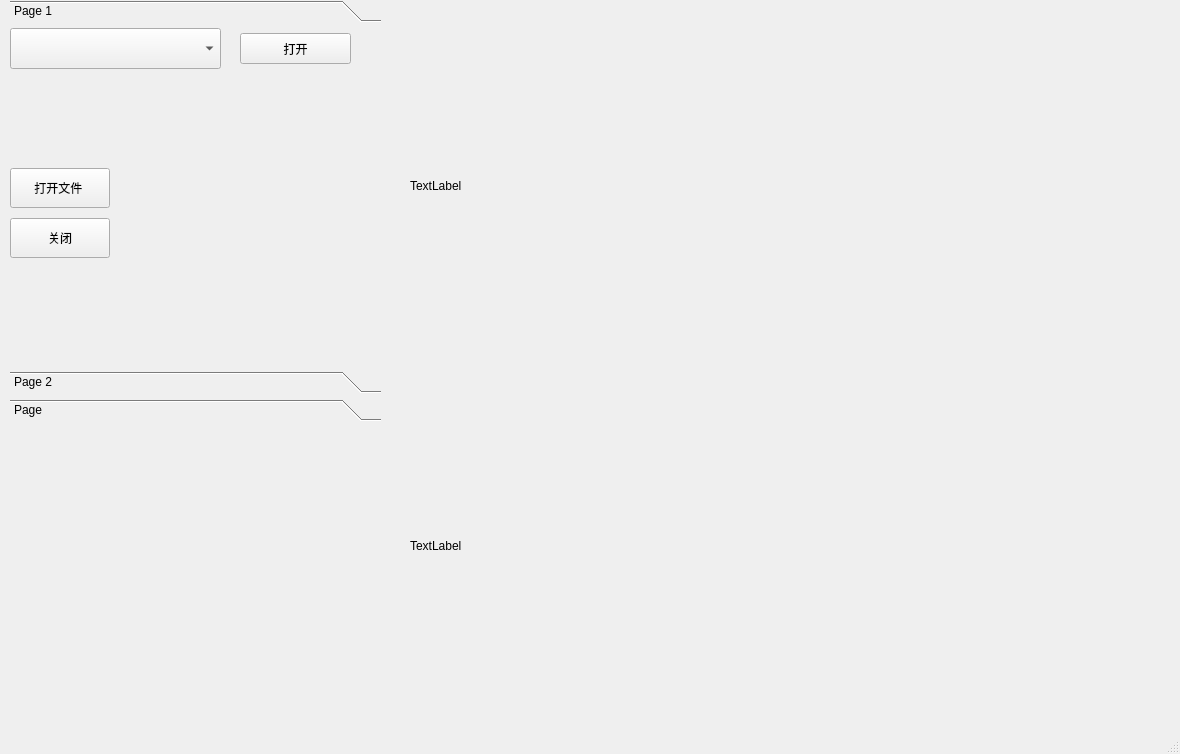
Qt form mainwindow.ui (choushunn/MXKJ_Detection) before a commit.
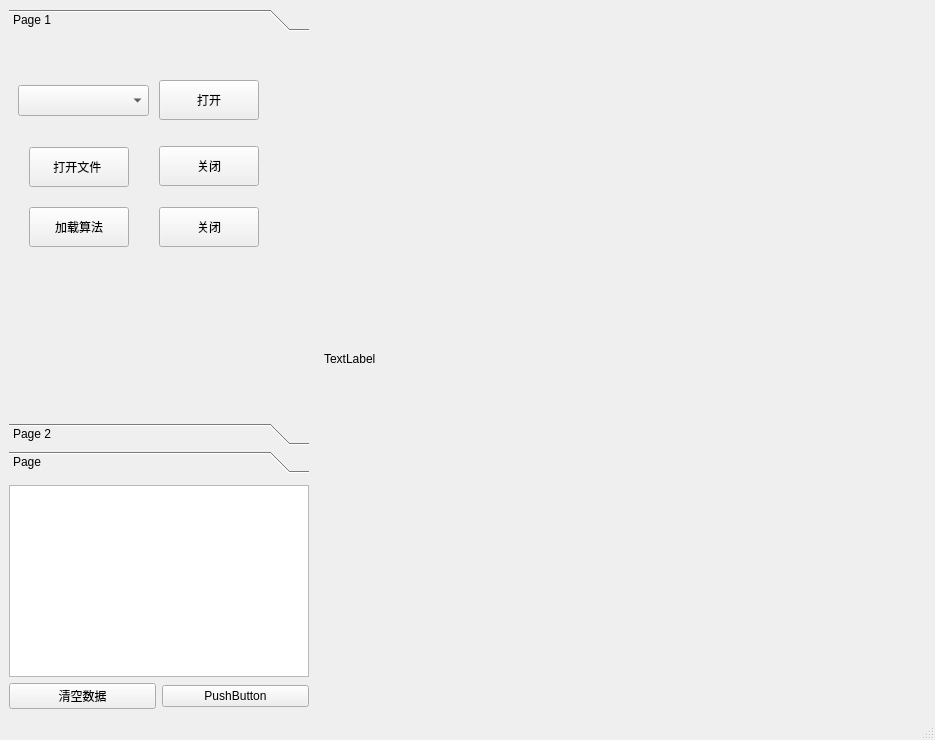
The same form after that commit.

Commit message: add camera class

The edit to the form file:
```diff
--- a/mainwindow.ui
+++ b/mainwindow.ui
@@ -6,22 +6,94 @@
    <rect>
     <x>0</x>
     <y>0</y>
-    <width>1180</width>
-    <height>754</height>
+    <width>935</width>
+    <height>740</height>
    </rect>
   </property>
   <property name="windowTitle">
    <string>MainWindow</string>
   </property>
   <widget class="QWidget" name="centralwidget">
+   <layout class="QGridLayout" name="gridLayout_3">
+    <item row="0" column="1" rowspan="3">
+     <widget class="QWidget" name="widget_2" native="true">
+      <layout class="QVBoxLayout" name="verticalLayout">
+       <item>
+        <widget class="QLabel" name="label">
+         <property name="sizePolicy">
+          <sizepolicy hsizetype="Expanding" vsizetype="Expanding">
+           <horstretch>0</horstretch>
+           <verstretch>0</verstretch>
+          </sizepolicy>
+         </property>
+         <property name="text">
+          <string>TextLabel</string>
+         </property>
+        </widget>
+       </item>
+      </layout>
+     </widget>
+    </item>
+    <item row="2" column="0">
+     <widget class="QWidget" name="widget" native="true">
+      <property name="sizePolicy">
+       <sizepolicy hsizetype="Fixed" vsizetype="Fixed">
+        <horstretch>0</horstretch>
+        <verstretch>0</verstretch>
+       </sizepolicy>
+      </property>
+      <property name="maximumSize">
+       <size>
+        <width>300</width>
+        <height>16777215</height>
+       </size>
+      </property>
+      <layout class="QGridLayout" name="gridLayout_2">
+       <property name="leftMargin">
+        <number>0</number>
+       </property>
+       <property name="topMargin">
+        <number>0</number>
+       </property>
+       <property name="rightMargin">
+        <number>0</number>
+       </property>
+       <property name="bottomMargin">
+        <number>0</number>
+       </property>
+       <item row="1" column="0">
+        <widget class="QPushButton" name="c_btn_textclear">
+         <property name="text">
+          <string>清空数据</string>
+         </property>
+        </widget>
+       </item>
+       <item row="1" column="1">
+        <widget class="QPushButton" name="pushButton_5">
+         <property name="text">
+          <string>PushButton</string>
+         </property>
+        </widget>
+       </item>
+       <item row="0" column="0" colspan="2">
+        <widget class="QTextBrowser" name="c_TB_display"/>
+       </item>
+      </layout>
+     </widget>
+    </item>
+    <item row="0" column="0">
    <widget class="QToolBox" name="c_toolbox">
-    <property name="geometry">
-     <rect>
-      <x>10</x>
-      <y>0</y>
-      <width>371</width>
-      <height>421</height>
-     </rect>
+      <property name="sizePolicy">
+       <sizepolicy hsizetype="Expanding" vsizetype="Expanding">
+        <horstretch>0</horstretch>
+        <verstretch>0</verstretch>
+       </sizepolicy>
+      </property>
+      <property name="maximumSize">
+       <size>
+        <width>300</width>
+        <height>16777215</height>
+       </size>
     </property>
     <property name="currentIndex">
      <number>0</number>
@@ -31,45 +103,72 @@
       <rect>
        <x>0</x>
        <y>0</y>
-       <width>371</width>
-       <height>319</height>
+         <width>300</width>
+         <height>366</height>
       </rect>
      </property>
      <attribute name="label">
       <string>Page 1</string>
      </attribute>
-     <widget class="QComboBox" name="comboBox">
-      <property name="geometry">
-       <rect>
-        <x>0</x>
-        <y>0</y>
-        <width>211</width>
-        <height>41</height>
-       </rect>
-      </property>
-     </widget>
      <widget class="QPushButton" name="c_btn_open">
       <property name="geometry">
        <rect>
-        <x>230</x>
-        <y>5</y>
-        <width>111</width>
-        <height>31</height>
-       </rect>
-      </property>
+          <x>150</x>
+          <y>43</y>
+          <width>100</width>
+          <height>40</height>
+         </rect>
+        </property>
+        <property name="maximumSize">
+         <size>
+          <width>250</width>
+          <height>16777215</height>
+         </size>
+        </property>
       <property name="text">
        <string>打开</string>
       </property>
      </widget>
+       <widget class="QComboBox" name="comboBox">
+        <property name="geometry">
+         <rect>
+          <x>9</x>
+          <y>48</y>
+          <width>131</width>
+          <height>31</height>
+         </rect>
+        </property>
+       </widget>
+       <widget class="QWidget" name="widget_3" native="true">
+        <property name="geometry">
+         <rect>
+          <x>0</x>
+          <y>70</y>
+          <width>271</width>
+          <height>181</height>
+         </rect>
+        </property>
+        <property name="maximumSize">
+         <size>
+          <width>300</width>
+          <height>200</height>
+         </size>
+        </property>
      <widget class="QPushButton" name="c_btn_flieopen">
       <property name="geometry">
        <rect>
-        <x>0</x>
-        <y>140</y>
+           <x>20</x>
+           <y>40</y>
         <width>100</width>
         <height>40</height>
        </rect>
       </property>
+         <property name="maximumSize">
+          <size>
+           <width>100</width>
+           <height>100</height>
+          </size>
+         </property>
       <property name="text">
        <string>打开文件 </string>
       </property>
@@ -77,15 +176,54 @@
      <widget class="QPushButton" name="pushButton_2">
       <property name="geometry">
        <rect>
-        <x>0</x>
-        <y>190</y>
+           <x>150</x>
+           <y>39</y>
         <width>100</width>
         <height>40</height>
        </rect>
       </property>
+         <property name="sizePolicy">
+          <sizepolicy hsizetype="Fixed" vsizetype="Fixed">
+           <horstretch>0</horstretch>
+           <verstretch>0</verstretch>
+          </sizepolicy>
+         </property>
+         <property name="maximumSize">
+          <size>
+           <width>100</width>
+           <height>16777215</height>
+          </size>
+         </property>
       <property name="text">
        <string>关闭</string>
       </property>
+        </widget>
+        <widget class="QPushButton" name="pushButton">
+         <property name="geometry">
+          <rect>
+           <x>20</x>
+           <y>100</y>
+           <width>100</width>
+           <height>40</height>
+          </rect>
+         </property>
+         <property name="text">
+          <string>加载算法</string>
+         </property>
+        </widget>
+        <widget class="QPushButton" name="pushButton_3">
+         <property name="geometry">
+          <rect>
+           <x>150</x>
+           <y>100</y>
+           <width>100</width>
+           <height>40</height>
+          </rect>
+         </property>
+         <property name="text">
+          <string>关闭</string>
+         </property>
+        </widget>
      </widget>
     </widget>
     <widget class="QWidget" name="page_2">
@@ -115,32 +253,8 @@
      </attribute>
     </widget>
    </widget>
-   <widget class="QLabel" name="label">
-    <property name="geometry">
-     <rect>
-      <x>410</x>
-      <y>10</y>
-      <width>711</width>
-      <height>351</height>
-     </rect>
-    </property>
-    <property name="text">
-     <string>TextLabel</string>
-    </property>
-   </widget>
-   <widget class="QLabel" name="label_2">
-    <property name="geometry">
-     <rect>
-      <x>410</x>
-      <y>370</y>
-      <width>751</width>
-      <height>351</height>
-     </rect>
-    </property>
-    <property name="text">
-     <string>TextLabel</string>
-    </property>
-   </widget>
+    </item>
+   </layout>
   </widget>
   <widget class="QMenuBar" name="menubar">
    <property name="geometry">
```
Left out of the diff: 12 changed lines with no effect on the pictures. Lines whose indentation alone changed are shown as unchanged. The commit also changes 4 other files.
